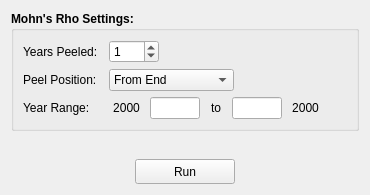
Above: MSSPM_Main/forms/Diagnostic/Diagnostic_Tab02.ui from nmfs-fish-tools/MSSPM before the change. Below: the same form after it.
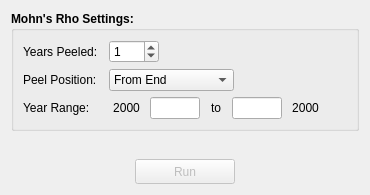
That is the form after the change.

Patch:
```diff
--- a/MSSPM_Main/forms/Diagnostic/Diagnostic_Tab02.ui
+++ b/MSSPM_Main/forms/Diagnostic/Diagnostic_Tab02.ui
@@ -544,6 +544,9 @@
      </item>
      <item>
       <widget class="QPushButton" name="Diagnostic_Tab2_RunPB">
+       <property name="enabled">
+        <bool>false</bool>
+       </property>
        <property name="sizePolicy">
         <sizepolicy hsizetype="Fixed" vsizetype="Fixed">
          <horstretch>0</horstretch>
```
